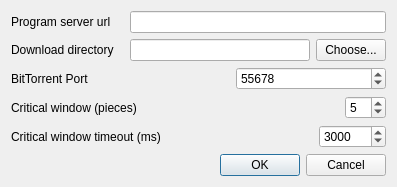
CowboyCoders/cow_player, file src/settings_dialog.ui: the form before one commit.
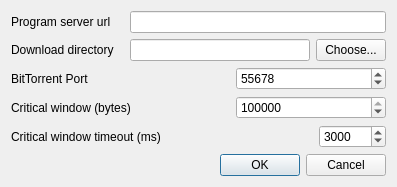
The form after the commit.

Commit message: added bytes based critical window to cow player

```diff
--- a/src/settings_dialog.ui
+++ b/src/settings_dialog.ui
@@ -152,7 +152,7 @@
      <item>
       <widget class="QLabel" name="critical_window_label_">
        <property name="text">
-        <string>Critical window (pieces)</string>
+        <string>Critical window (bytes)</string>
        </property>
       </widget>
      </item>
@@ -163,7 +163,7 @@
        </property>
        <property name="sizeHint" stdset="0">
         <size>
-         <width>10</width>
+         <width>20</width>
          <height>5</height>
         </size>
        </property>
@@ -171,8 +171,17 @@
      </item>
      <item>
       <widget class="QSpinBox" name="critical_window_spinbox_">
+      <property name="minimumSize">
+          <size>
+              <width>150</width>
+              <height>0</height>
+          </size>
+      </property>
+      <property name="maximum">
+          <number>10485760</number>
+      </property>
        <property name="value">
-        <number>5</number>
+        <number>1048576</number>
        </property>
       </widget>
      </item>
```
The commit also changes 2 other files.
